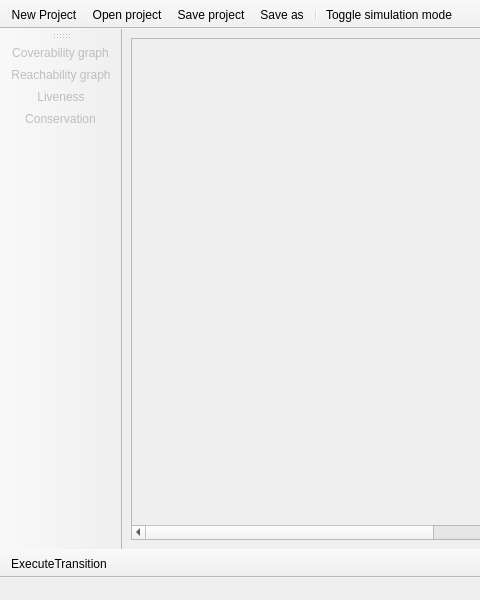
First picture: the form in mainwindow.ui, repository przemekblasiak/petri-net-simulator, before the edit; both pictures show x 0 to 480 and y 0 to 600 of the 916 by 600 pixel window.
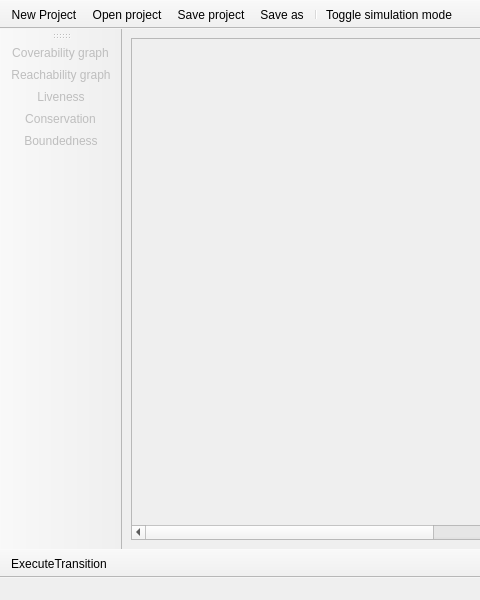
Second picture: the form after the edit. Icons and pictures are not drawn. Custom widgets are drawn as their Qt base class.

Commit message: Created separate dialog for the Boundedness report.

```diff
--- a/mainwindow.ui
+++ b/mainwindow.ui
@@ -151,6 +151,7 @@
    <addaction name="actionReachabilityGraph"/>
    <addaction name="actionLiveness"/>
    <addaction name="actionConservation"/>
+   <addaction name="actionBoundedness"/>
   </widget>
   <action name="actionOpen_project">
    <property name="icon">
@@ -268,6 +269,14 @@
     <string>Check if the net is conservative</string>
    </property>
   </action>
+  <action name="actionBoundedness">
+   <property name="text">
+    <string>Boundedness</string>
+   </property>
+   <property name="toolTip">
+    <string>Generate boundedness report</string>
+   </property>
+  </action>
  </widget>
  <customwidgets>
   <customwidget>
```
Left out of the diff: 6 changed lines with no effect on the pictures. The commit also changes 6 other files.
